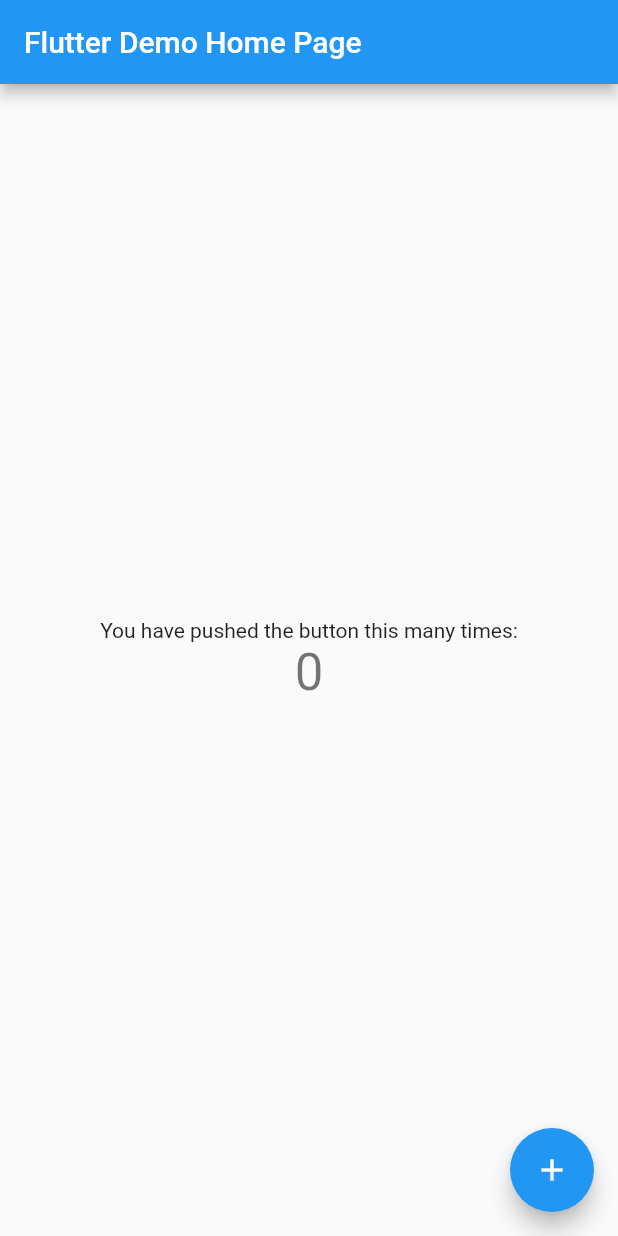
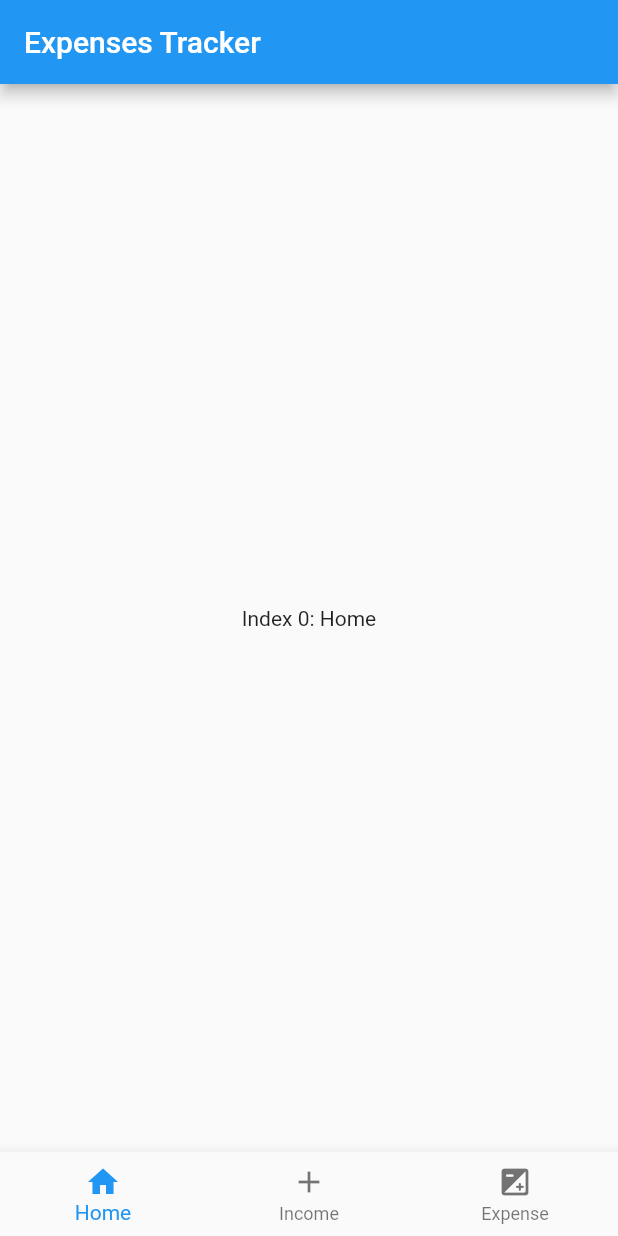
Before and after one commit to deepakgd/expenses-tracker, a Flutter app: the screen it shows after launch, on a phone screen of 412 x 824 dp. Run offline on Flutter 3.47's test engine with Material 2 defaults, Android fonts, the phone set to English and light mode, and no system bars.

Commit message:
feat: 🎸 home page

```diff
--- a/lib/main.dart
+++ b/lib/main.dart
@@ -1,4 +1,6 @@
 import 'package:flutter/material.dart';
+
+import './screens/home/home.dart';
 
 void main() {
   runApp(const MyApp());
@@ -6,110 +8,14 @@ void main() {
 
 class MyApp extends StatelessWidget {
   const MyApp({Key? key}) : super(key: key);
-
-  // This widget is the root of your application.
   @override
   Widget build(BuildContext context) {
     return MaterialApp(
-      title: 'Flutter Demo',
-      theme: ThemeData(
-        // This is the theme of your application.
-        //
-        // Try running your application with "flutter run". You'll see the
-        // application has a blue toolbar. Then, without quitting the app, try
-        // changing the primarySwatch below to Colors.green and then invoke
-        // "hot reload" (press "r" in the console where you ran "flutter run",
-        // or simply save your changes to "hot reload" in a Flutter IDE).
-        // Notice that the counter didn't reset back to zero; the application
-        // is not restarted.
-        primarySwatch: Colors.blue,
-      ),
-      home: const MyHomePage(title: 'Flutter Demo Home Page'),
+      // to disable debug corner image
+      debugShowCheckedModeBanner: false,
+      title: 'Expenses Tracker',
+      initialRoute: '/',
+      routes: {'/': (context) => const HomeScreen()},
     );
   }
 }
-
-class MyHomePage extends StatefulWidget {
-  const MyHomePage({Key? key, required this.title}) : super(key: key);
-
-  // This widget is the home page of your application. It is stateful, meaning
-  // that it has a State object (defined below) that contains fields that affect
-  // how it looks.
-
-  // This class is the configuration for the state. It holds the values (in this
-  // case the title) provided by the parent (in this case the App widget) and
-  // used by the build method of the State. Fields in a Widget subclass are
-  // always marked "final".
-
-  final String title;
-
-  @override
-  State<MyHomePage> createState() => _MyHomePageState();
-}
-
-class _MyHomePageState extends State<MyHomePage> {
-  int _counter = 0;
-
-  void _incrementCounter() {
-    setState(() {
-      // This call to setState tells the Flutter framework that something has
-      // changed in this State, which causes it to rerun the build method below
-      // so that the display can reflect the updated values. If we changed
-      // _counter without calling setState(), then the build method would not be
-      // called again, and so nothing would appear to happen.
-      _counter++;
-    });
-  }
-
-  @override
-  Widget build(BuildContext context) {
-    // This method is rerun every time setState is called, for instance as done
-    // by the _incrementCounter method above.
-    //
-    // The Flutter framework has been optimized to make rerunning build methods
-    // fast, so that you can just rebuild anything that needs updating rather
-    // than having to individually change instances of widgets.
-    return Scaffold(
-      appBar: AppBar(
-        // Here we take the value from the MyHomePage object that was created by
-        // the App.build method, and use it to set our appbar title.
-        title: Text(widget.title),
-      ),
-      body: Center(
-        // Center is a layout widget. It takes a single child and positions it
-        // in the middle of the parent.
-        child: Column(
-          // Column is also a layout widget. It takes a list of children and
-          // arranges them vertically. By default, it sizes itself to fit its
-          // children horizontally, and tries to be as tall as its parent.
-          //
-          // Invoke "debug painting" (press "p" in the console, choose the
-          // "Toggle Debug Paint" action from the Flutter Inspector in Android
-          // Studio, or the "Toggle Debug Paint" command in Visual Studio Code)
-          // to see the wireframe for each widget.
-          //
-          // Column has various properties to control how it sizes itself and
-          // how it positions its children. Here we use mainAxisAlignment to
-          // center the children vertically; the main axis here is the vertical
-          // axis because Columns are vertical (the cross axis would be
-          // horizontal).
-          mainAxisAlignment: MainAxisAlignment.center,
-          children: <Widget>[
-            const Text(
-              'You have pushed the button this many times:',
-            ),
-            Text(
-              '$_counter',
-              style: Theme.of(context).textTheme.headline4,
-            ),
-          ],
-        ),
-      ),
-      floatingActionButton: FloatingActionButton(
-        onPressed: _incrementCounter,
-        tooltip: 'Increment',
-        child: const Icon(Icons.add),
-      ), // This trailing comma makes auto-formatting nicer for build methods.
-    );
-  }
-}
--- /dev/null
+++ b/lib/screens/category/add.dart
@@ -0,0 +1,22 @@
+import 'package:flutter/material.dart';
+
+class AddCategory extends StatefulWidget {
+  const AddCategory({Key? key}) : super(key: key);
+
+  @override
+  _AddCategoryState createState() => _AddCategoryState();
+}
+
+class _AddCategoryState extends State<AddCategory> {
+  @override
+  Widget build(BuildContext context) {
+    return Scaffold(
+      appBar: AppBar(
+        title: const Text('Add Category'),
+      ),
+      body: Container(
+        child: const Text("Add category"),
+      ),
+    );
+  }
+}
--- /dev/null
+++ b/lib/screens/home/home.dart
@@ -0,0 +1,59 @@
+import 'package:flutter/material.dart';
+
+class HomeScreen extends StatefulWidget {
+  const HomeScreen({Key? key}) : super(key: key);
+
+  @override
+  _HomeScreenState createState() => _HomeScreenState();
+}
+
+class _HomeScreenState extends State<HomeScreen> {
+  int selectedIndex = 0;
+  static const List<Widget> widgetOptions = <Widget>[
+    Text(
+      'Index 0: Home',
+    ),
+    Text(
+      'Index 1: Business',
+    ),
+    Text(
+      'Index 2: School',
+    ),
+  ];
+
+  void changeTab(int index) {
+    setState(() {
+      selectedIndex = index;
+    });
+  }
+
+  @override
+  Widget build(BuildContext context) {
+    return Scaffold(
+      appBar: AppBar(
+        title: const Text("Expenses Tracker"),
+      ),
+      body: Center(
+        child: widgetOptions.elementAt(selectedIndex),
+      ),
+      bottomNavigationBar: BottomNavigationBar(
+        items: const <BottomNavigationBarItem>[
+          BottomNavigationBarItem(
+            icon: Icon(Icons.home),
+            label: 'Home',
+          ),
+          BottomNavigationBarItem(
+            icon: Icon(Icons.add),
+            label: 'Income',
+          ),
+          BottomNavigationBarItem(
+            icon: Icon(Icons.exposure_rounded),
+            label: 'Expense',
+          ),
+        ],
+        currentIndex: selectedIndex,
+        onTap: changeTab,
+      ),
+    );
+  }
+}
```
